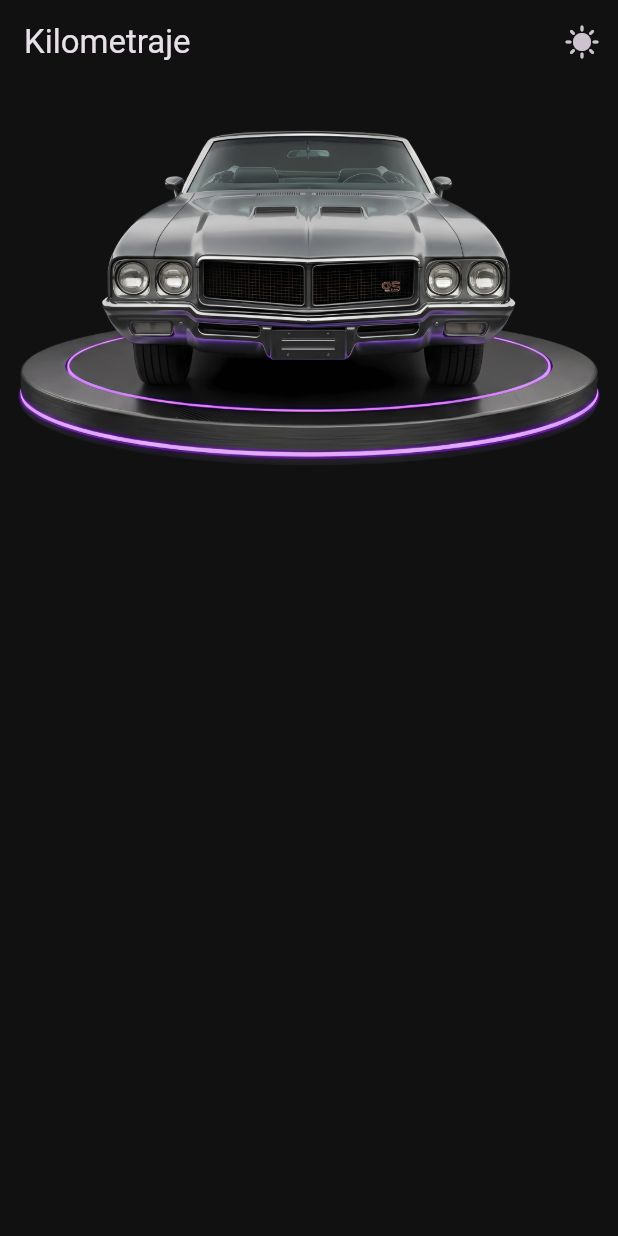
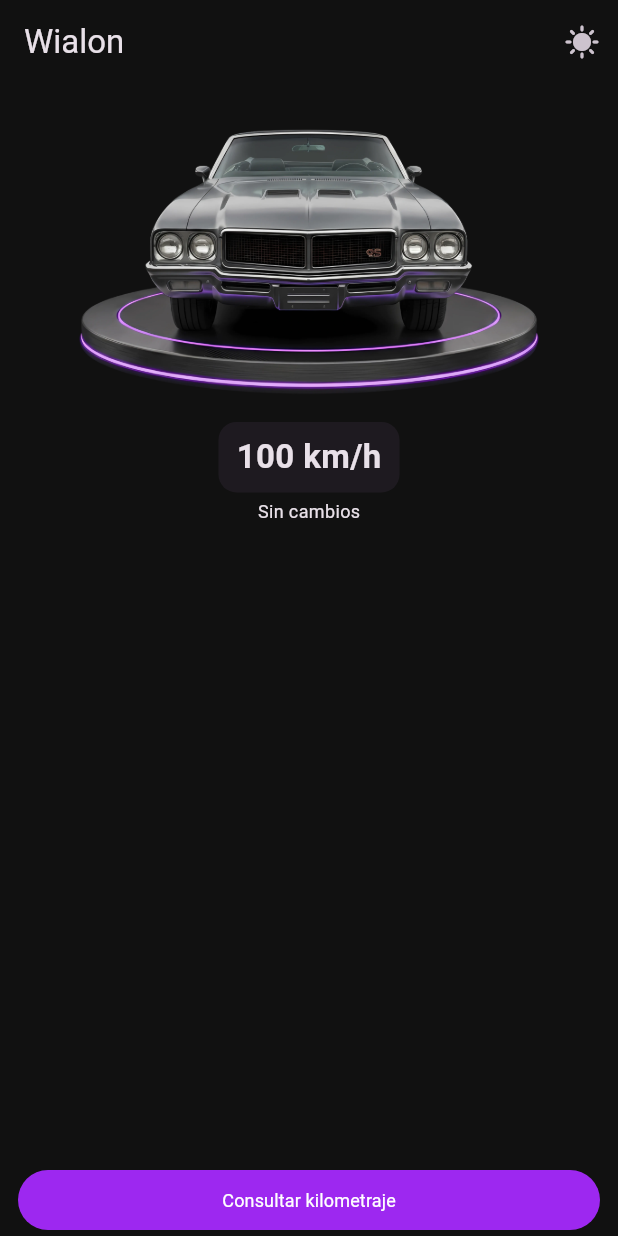
Before and after one commit to josux1/gps_test, a Flutter app: the screen it shows after launch, after a tap on the "mode night" icon, on a phone screen of 412 x 824 dp. Run offline on Flutter 3.47's test engine with Material 3 defaults, Android fonts, the phone set to English and light mode, and no system bars; our stand-ins replace flutter_riverpod.

Commit message:
FEAT
Add the main car module feature in the UI

```diff
--- a/lib/ui/modules/car/car_screen.dart
+++ b/lib/ui/modules/car/car_screen.dart
@@ -2,6 +2,9 @@ import 'package:flutter/material.dart';
 import 'package:flutter_riverpod/flutter_riverpod.dart';
 import 'package:gps_test/core/providers/providers.dart';
 import 'package:gps_test/core/services/app_assets.dart';
+import 'package:gps_test/ui/modules/car/controller.dart';
+import 'package:gps_test/ui/utils/app_colors.dart';
+import 'package:gps_test/ui/utils/app_textstyles.dart';
 
 class CarScreen extends ConsumerStatefulWidget {
   const CarScreen({super.key});
@@ -14,22 +17,17 @@ class _CarScreenState extends ConsumerState<CarScreen> {
   @override
   Widget build(BuildContext context) {
     final theme = ref.watch(themeProvider);
+    final size = MediaQuery.of(context).size;
 
     return Scaffold(
       appBar: AppBar(
-        title: Text('Kilometraje'),
+        title: Text('Wialon'),
         elevation: 0,
         surfaceTintColor: Colors.transparent,
         actions: [
           IconButton(
             onPressed: () {
-              ref.read(themeProvider.notifier).update((old) {
-                if (old == ThemeMode.dark) {
-                  return ThemeMode.light;
-                } else {
-                  return ThemeMode.dark;
-                }
-              });
+              ref.read(carControllerProvider).toggleTheme();
             },
             icon: Icon(
               theme == ThemeMode.light ? Icons.mode_night_rounded : Icons.sunny,
@@ -40,12 +38,50 @@ class _CarScreenState extends ConsumerState<CarScreen> {
       body: ListView(
         padding: EdgeInsets.only(top: 28),
         children: [
-          Image.asset(
-            theme == ThemeMode.light
-                ? AppAssets.appImageCarLight
-                : AppAssets.appImageCarDark,
+          AnimatedSwitcher(
+            duration: Duration(milliseconds: 1000),
+            switchInCurve: Curves.linear,
+            switchOutCurve: Curves.linear,
+            child: theme == ThemeMode.light
+                ? Image.asset(
+                    height: size.height * 0.22,
+                    AppAssets.appImageCarLight,
+                  )
+                : Image.asset(
+                    height: size.height * 0.22,
+                    AppAssets.appImageCarDark,
+                  ),
           ),
+
+          Padding(
+            padding: const EdgeInsets.only(top: 12),
+            child: Center(
+              child: Card(
+                elevation: 0,
+                child: Padding(
+                  padding: const EdgeInsets.symmetric(
+                    vertical: 8,
+                    horizontal: 12,
+                  ),
+                  child: Text('100 km/h', style: AppTextStyles.title),
+                ),
+              ),
+            ),
+          ),
+          Center(child: Text('Sin cambios', style: AppTextStyles.text)),
         ],
+      ),
+      bottomNavigationBar: SafeArea(
+        minimum: EdgeInsets.symmetric(horizontal: 12),
+        child: ElevatedButton(
+          style: ElevatedButton.styleFrom(
+            elevation: 0,
+            shadowColor: Colors.transparent,
+            backgroundColor: AppColors.primary,
+          ),
+          onPressed: () {},
+          child: Text('Consultar kilometraje', style: AppTextStyles.textLight),
+        ),
       ),
     );
   }
--- /dev/null
+++ b/lib/ui/modules/car/controller.dart
@@ -0,0 +1,22 @@
+import 'package:flutter/material.dart';
+import 'package:flutter_riverpod/flutter_riverpod.dart';
+import 'package:gps_test/core/providers/providers.dart';
+
+final carControllerProvider = Provider<CarController>((ref) {
+  return CarController(ref: ref);
+});
+
+class CarController {
+  CarController({required this.ref});
+  Ref ref;
+
+  void toggleTheme() {
+    ref.read(themeProvider.notifier).update((old) {
+      if (old == ThemeMode.dark) {
+        return ThemeMode.light;
+      } else {
+        return ThemeMode.dark;
+      }
+    });
+  }
+}
--- /dev/null
+++ b/lib/ui/utils/app_textstyles.dart
@@ -0,0 +1,24 @@
+import 'package:flutter/material.dart';
+
+class AppTextStyles {
+  AppTextStyles._();
+
+  //All of the app colors goes here
+  static const TextStyle title = TextStyle(
+    fontSize: 22,
+    fontWeight: FontWeight.bold,
+  );
+  static const TextStyle subtitle = TextStyle(
+    fontSize: 18,
+    fontWeight: FontWeight.w600,
+  );
+  static const TextStyle text = TextStyle(
+    fontSize: 12,
+    fontWeight: FontWeight.normal,
+  );
+  static const TextStyle textLight = TextStyle(
+    fontSize: 12,
+    fontWeight: FontWeight.normal,
+    color: Colors.white,
+  );
+}
```
